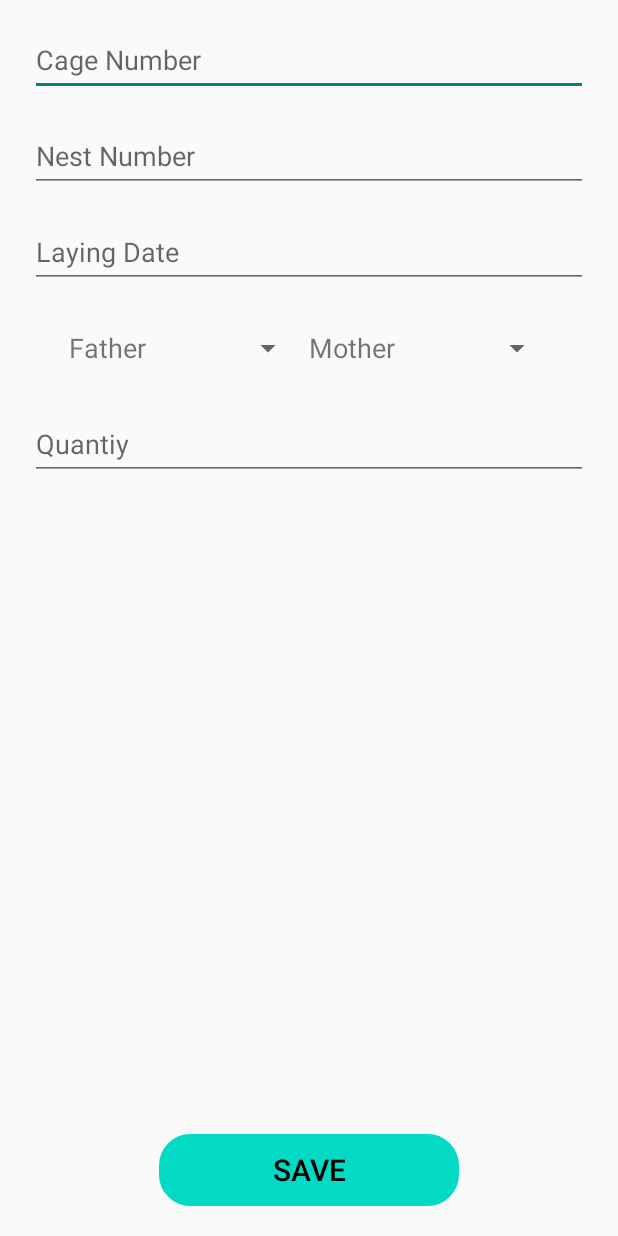
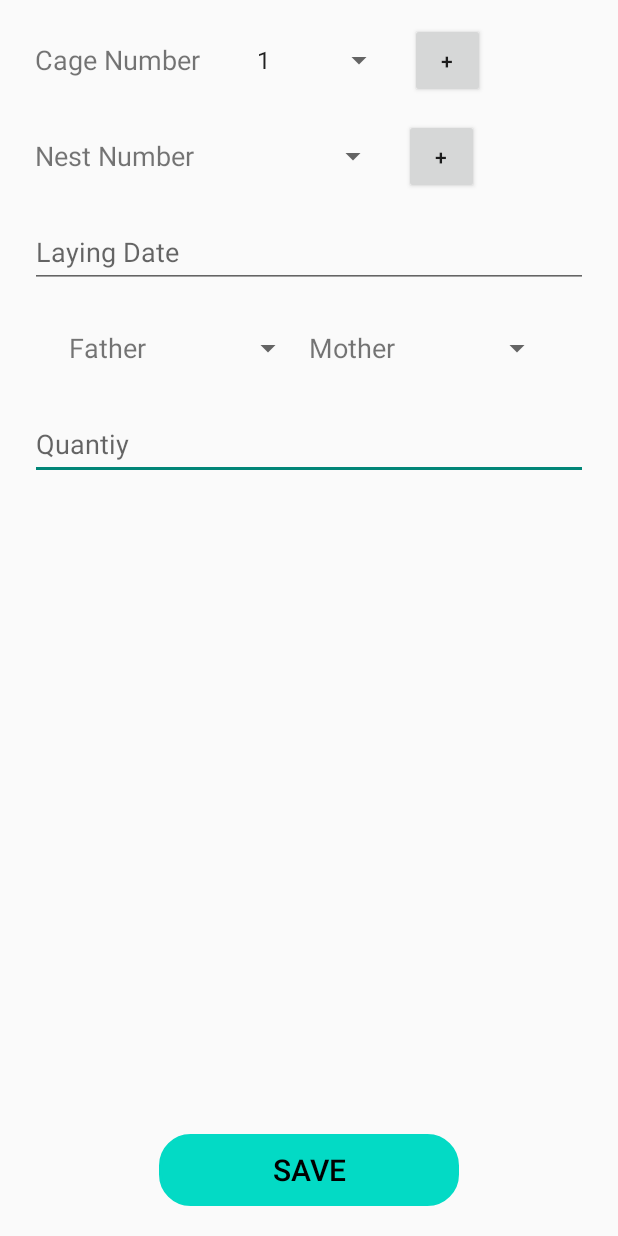
Before and after one commit to ReyesJayMilson/SD4, an Android app: the EggAdding screen opened directly, with no data from a screen before it, on a phone screen of 412 x 824 dp. Run offline under Robolectric (Android 15) with nearby library versions, the phone set to English and light mode, and no system bars.

Commit message:
Egg Adding finish 20%

```diff
--- a/app/src/main/java/com/example/pigeonbreedermanagementapplication/DatabaseHelper.java
+++ b/app/src/main/java/com/example/pigeonbreedermanagementapplication/DatabaseHelper.java
@@ -151,6 +151,8 @@ public class DatabaseHelper extends SQLiteOpenHelper {
 
         String createNestTableStatement = "CREATE TABLE NEST_TABLE ( NEST_NO INTEGER PRIMARY KEY AUTOINCREMENT)";
         db.execSQL(createNestTableStatement);
+        String initializeNestTableStatement = "INSERT INTO NEST_TABLE (CAGE_NO) VALUES (1)";
+        db.execSQL(initializeNestTableStatement);
     }
 
 
@@ -477,5 +479,33 @@ public class DatabaseHelper extends SQLiteOpenHelper {
         return cageNumbers;
 
     }
+    public boolean addNestNumber() {
+        SQLiteDatabase db = this.getWritableDatabase();
+        ContentValues cv = new ContentValues();
+        cv.put("NEST_NO", (Integer) null);
+        long insert = db.insert("NEST_TABLE", null, cv);
+        if (insert == -1) {
+            return false;
+        } else {
+            return true;
+        }
+    }
+
+    public List<Integer> getAllNestNumbers() {
+        List<Integer> nestNumbers = new ArrayList<>();
+        SQLiteDatabase db = this.getReadableDatabase();
+        Cursor cursor = db.rawQuery("SELECT * FROM NEST_TABLE", null);
+
+        if (cursor.moveToFirst()) {
+            do {
+                nestNumbers.add(cursor.getInt(0));
+            } while (cursor.moveToNext());
+        }
+        cursor.close();
+        db.close();
+        return nestNumbers;
+
+    }
+
 
 }
--- a/app/src/main/java/com/example/pigeonbreedermanagementapplication/Egg/EggAdding.java
+++ b/app/src/main/java/com/example/pigeonbreedermanagementapplication/Egg/EggAdding.java
@@ -14,6 +14,7 @@ import androidx.annotation.Nullable;
 import androidx.appcompat.app.AppCompatActivity;
 
 import com.example.pigeonbreedermanagementapplication.DatabaseHelper;
+import com.example.pigeonbreedermanagementapplication.Pigeon.PigeonAdding;
 import com.example.pigeonbreedermanagementapplication.R;
 
 import java.util.Calendar;
@@ -22,13 +23,16 @@ import java.util.List;
 
 public class EggAdding extends AppCompatActivity {
 
-    Button btSave;
-    EditText etCageNumber, etNestNumber, etLayDate, etHatchDate, etQuantity;
-    Spinner spMother, spFather;
-    int selectedMotherID, selectedFatherID;
-    String selectedFather, selectedMother;
-    int indexFather, indexMother;
-    DatabaseHelper dbhelper;
+    private Button btSave, btAddCage, btAddNest;
+    private EditText etLayDate, etHatchDate, etQuantity;
+    private Spinner spMother, spFather, spCageNo, spNestNo;
+    private int selectedMotherID, selectedFatherID;
+    private int selectedCageNo, selectedNestNo;
+    private String selectedFather, selectedMother;
+    private int indexFather, indexMother;
+    private  DatabaseHelper dbhelper;
+    private List<Integer> cageNumbers;
+    private List<Integer> nestNumbers;
 
     private void showDatePickerDialog(final EditText et) {
         DatePickerDialog datePickerDialog = new DatePickerDialog(
@@ -70,14 +74,64 @@ public class EggAdding extends AppCompatActivity {
 //            // set the other EditText fields here as well
 //        }
 
-
+        btAddCage = findViewById(R.id.bt_AddCage);
+        btAddNest = findViewById(R.id.bt_AddNest);
+        btAddCage = findViewById(R.id.bt_AddCage);
         btSave = findViewById(R.id.bt_Save);
-        etCageNumber = findViewById(R.id.et_CageNo);
-        etNestNumber = findViewById(R.id.et_NestNo);
+        spCageNo = findViewById(R.id.sp_CageNo);
+        spNestNo = findViewById(R.id.sp_NestNo);
         etLayDate = findViewById(R.id.et_LayDate);
         etQuantity = findViewById(R.id.et_Quantity);
         spFather = findViewById(R.id.sp_Father);
         spMother = findViewById(R.id.sp_Mother);
+
+        //adding to cageNo
+        cageNumbers = dbhelper.getAllCageNumbers();
+        ArrayAdapter<Integer> cageadapter = new ArrayAdapter<>(this, android.R.layout.simple_spinner_item, cageNumbers);
+        cageadapter.setDropDownViewResource(android.R.layout.simple_spinner_dropdown_item);
+        spCageNo.setAdapter(cageadapter);
+
+        btAddCage.setOnClickListener(new View.OnClickListener() {
+            @Override
+            public void onClick(View v) {
+                boolean success = dbhelper.addCageNumber();
+                if (success) {
+                    Toast.makeText(EggAdding.this, "Cage Number added", Toast.LENGTH_SHORT).show();
+
+                } else {
+                    Toast.makeText(EggAdding.this, "Cage Number not added", Toast.LENGTH_SHORT).show();
+                }
+                cageNumbers = dbhelper.getAllCageNumbers();
+                ArrayAdapter<Integer> cageadapter = new ArrayAdapter<>(EggAdding.this, android.R.layout.simple_spinner_item, cageNumbers);
+                cageadapter.setDropDownViewResource(android.R.layout.simple_spinner_dropdown_item);
+                cageadapter.notifyDataSetChanged();
+                spCageNo.setAdapter(cageadapter);
+            }
+        });
+
+        //adding to nestNo
+        nestNumbers = dbhelper.getAllNestNumbers();
+        ArrayAdapter<Integer> nestadapter = new ArrayAdapter<>(this, android.R.layout.simple_spinner_item, nestNumbers);
+        nestadapter.setDropDownViewResource(android.R.layout.simple_spinner_dropdown_item);
+        spNestNo.setAdapter(nestadapter);
+
+        btAddNest.setOnClickListener(new View.OnClickListener() {
+            @Override
+            public void onClick(View v) {
+                boolean success = dbhelper.addNestNumber();
+                if (success) {
+                    Toast.makeText(EggAdding.this, "Cage Number added", Toast.LENGTH_SHORT).show();
+
+                } else {
+                    Toast.makeText(EggAdding.this, "Cage Number not added", Toast.LENGTH_SHORT).show();
+                }
+                nestNumbers = dbhelper.getAllNestNumbers();
+                ArrayAdapter<Integer> nestadapter = new ArrayAdapter<>(EggAdding.this, android.R.layout.simple_spinner_item, cageNumbers);
+                nestadapter.setDropDownViewResource(android.R.layout.simple_spinner_dropdown_item);
+                nestadapter.notifyDataSetChanged();
+                spNestNo.setAdapter(nestadapter);
+            }
+        });
 
         etLayDate.setFocusable(false);
         etLayDate.setOnClickListener(new View.OnClickListener() {
@@ -97,22 +151,18 @@ public class EggAdding extends AppCompatActivity {
         btSave.setOnClickListener(new View.OnClickListener() {
             @Override
             public void onClick(View v) {
-                if (etCageNumber.getText().toString().trim().isEmpty() || etNestNumber.getText().toString().trim().isEmpty()) {
-                    Toast.makeText(EggAdding.this, "Cage Number or Nest Number cannot be empty", Toast.LENGTH_SHORT).show();
-                    return;
-                }
-                if (etQuantity.getText().toString().trim().isEmpty()) {
-                    Toast.makeText(EggAdding.this, "Quantity cannot be empty", Toast.LENGTH_SHORT).show();
-                    return;
-                }
-                indexFather = spFather.getSelectedItemPosition();
-                selectedFather = ringIds.get(indexFather);
-                indexMother = spMother.getSelectedItemPosition();
-                selectedMother = ringIds.get(indexMother);
+                selectedCageNo = Integer.parseInt(spCageNo.getSelectedItem().toString());
+                selectedNestNo = Integer.parseInt(spNestNo.getSelectedItem().toString());
+
+                String laydate = etLayDate.getText().toString();
+                String hatchdate = etLayDate.getText().toString();
+
+                selectedFather = spFather.getSelectedItem().toString();
+                selectedMother = spMother.getSelectedItem().toString();
 
                 int quantity = Integer.parseInt(etQuantity.getText().toString());
                 for (int i = 0; i < quantity; i++) {
-                    EggsGetSet eggs = new EggsGetSet(-1, Integer.parseInt(etCageNumber.getText().toString()), Integer.parseInt(etNestNumber.getText().toString()), etLayDate.getText().toString(), etLayDate.getText().toString(), selectedFather, selectedMother);
+                    EggsGetSet eggs = new EggsGetSet(-1, selectedCageNo, selectedNestNo, laydate, hatchdate, selectedFather, selectedMother);
 
                     dbhelper.addEgg(eggs);
                 }
--- a/app/src/main/res/layout/eggs_add.xml
+++ b/app/src/main/res/layout/eggs_add.xml
@@ -9,33 +9,85 @@
         android:layout_height="match_parent"
         android:gravity="bottom">
 
-        <EditText
-            android:id="@+id/et_CageNo"
+        <LinearLayout
             android:layout_width="match_parent"
             android:layout_height="48dp"
-            android:layout_centerHorizontal="true"
-            android:layout_alignParentTop="true"
-            android:layout_marginHorizontal="20dp"
-            android:layout_marginTop="16dp"
-            android:inputType="number"
-            android:hint="Cage Number" />
-
-        <EditText
-            android:id="@+id/et_NestNo"
-            android:layout_width="match_parent"
-            android:layout_height="48dp"
-            android:layout_below="@+id/et_CageNo"
+            android:orientation="horizontal"
             android:layout_centerHorizontal="true"
             android:layout_marginHorizontal="20dp"
             android:layout_marginTop="16dp"
-            android:inputType="number"
-            android:hint="Nest Number" />
+            android:id="@+id/spinnerCage">
+
+            <TextView
+                android:id="@+id/tv_CageNo"
+                android:layout_width="wrap_content"
+                android:layout_height="wrap_content"
+                android:text="Cage Number"
+                android:layout_marginLeft="3dp"
+                android:layout_marginRight="30dp"
+                android:textSize="18sp"
+                android:layout_gravity="center_vertical" />
+
+            <Spinner
+                android:id="@+id/sp_CageNo"
+                android:layout_width="100dp"
+                android:layout_height="48dp"
+                android:layout_centerHorizontal="true" />
+
+            <Button
+                android:id="@+id/bt_AddCage"
+                android:layout_width="50dp"
+                android:layout_height="50dp"
+                android:layout_marginLeft="10dp"
+                android:text="+"
+                android:layout_centerHorizontal="true"
+                android:layout_gravity="center_vertical"/>
+
+        </LinearLayout>
+
+        <LinearLayout
+            android:layout_width="match_parent"
+            android:layout_height="48dp"
+            android:orientation="horizontal"
+            android:layout_centerHorizontal="true"
+            android:layout_marginHorizontal="20dp"
+            android:layout_marginTop="16dp"
+            android:layout_below="@+id/spinnerCage"
+            android:id="@+id/spinnerNest">
+
+            <TextView
+                android:id="@+id/tv_NestNo"
+                android:layout_width="wrap_content"
+                android:layout_height="wrap_content"
+                android:text="Nest Number"
+                android:layout_marginLeft="3dp"
+                android:layout_marginRight="30dp"
+                android:textSize="18sp"
+                android:layout_gravity="center_vertical" />
+
+            <Spinner
+                android:id="@+id/sp_NestNo"
+                android:layout_width="100dp"
+                android:layout_height="48dp"
+                android:layout_centerHorizontal="true" />
+
+            <Button
+                android:id="@+id/bt_AddNest"
+                android:layout_width="50dp"
+                android:layout_height="50dp"
+                android:layout_marginLeft="10dp"
+                android:text="+"
+                android:layout_centerHorizontal="true"
+                android:layout_gravity="center_vertical"/>
+
+        </LinearLayout>
+
 
         <EditText
             android:id="@+id/et_LayDate"
             android:layout_width="match_parent"
             android:layout_height="48dp"
-            android:layout_below="@+id/et_NestNo"
+            android:layout_below="@+id/spinnerNest"
             android:layout_centerHorizontal="true"
             android:layout_marginHorizontal="20dp"
             android:layout_marginTop="16dp"
```
